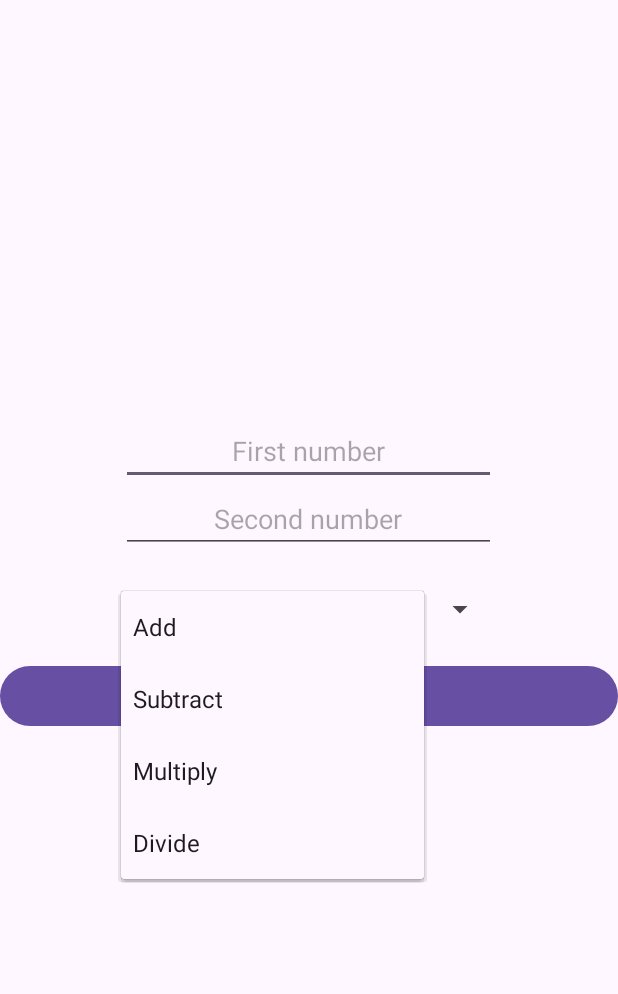
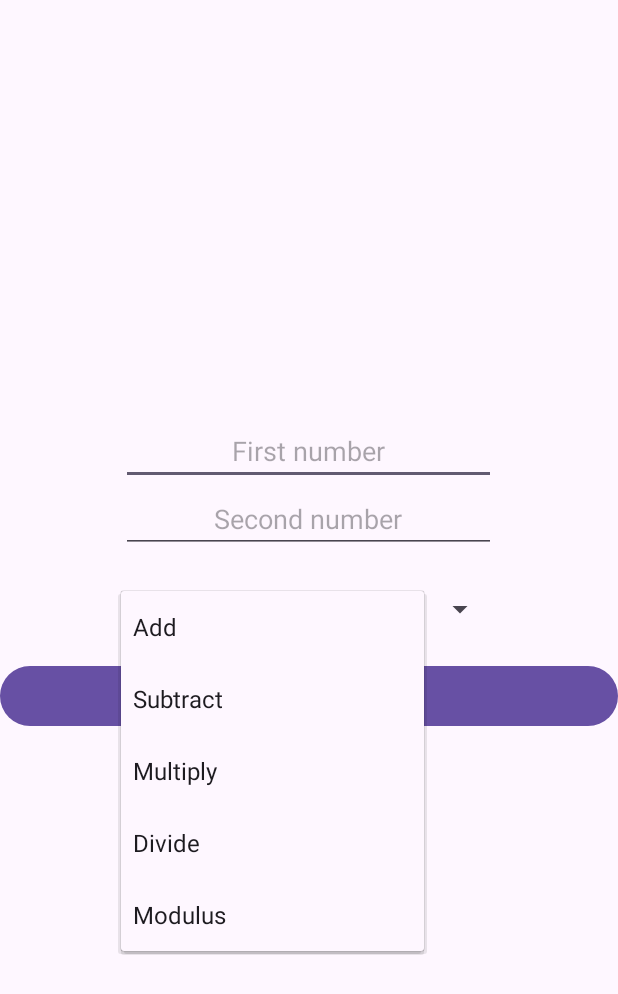
Before and after one commit to ZemingC-99/Arithmetic, an Android app: the screen it shows after launch (MainActivity), after a tap on "Add", on a phone screen of 412 x 824 dp. Shown: the top 994 px of the screen. Run offline under Robolectric (Android 15) with nearby library versions, the phone set to English and light mode, and no system bars.

Commit message:
Added modulus to the spinner and the calc fun

```diff
--- a/app/src/main/java/com/cs501/myapplication/MainActivity.kt
+++ b/app/src/main/java/com/cs501/myapplication/MainActivity.kt
@@ -38,6 +38,7 @@ class MainActivity : AppCompatActivity() {
             "Subtract" -> num1 - num2
             "Multiply" -> num1 * num2
             "Divide" -> if (num2 != 0.0) num1 / num2 else Double.NaN
+            "Modulus" -> num1 % num2
             else -> 0.0
         }
         resultText.text = result.toString()
--- a/app/src/main/res/values/strings.xml
+++ b/app/src/main/res/values/strings.xml
@@ -5,5 +5,6 @@
         <item>Subtract</item>
         <item>Multiply</item>
         <item>Divide</item>
+        <item>Modulus</item>
     </string-array>
 </resources>
```
